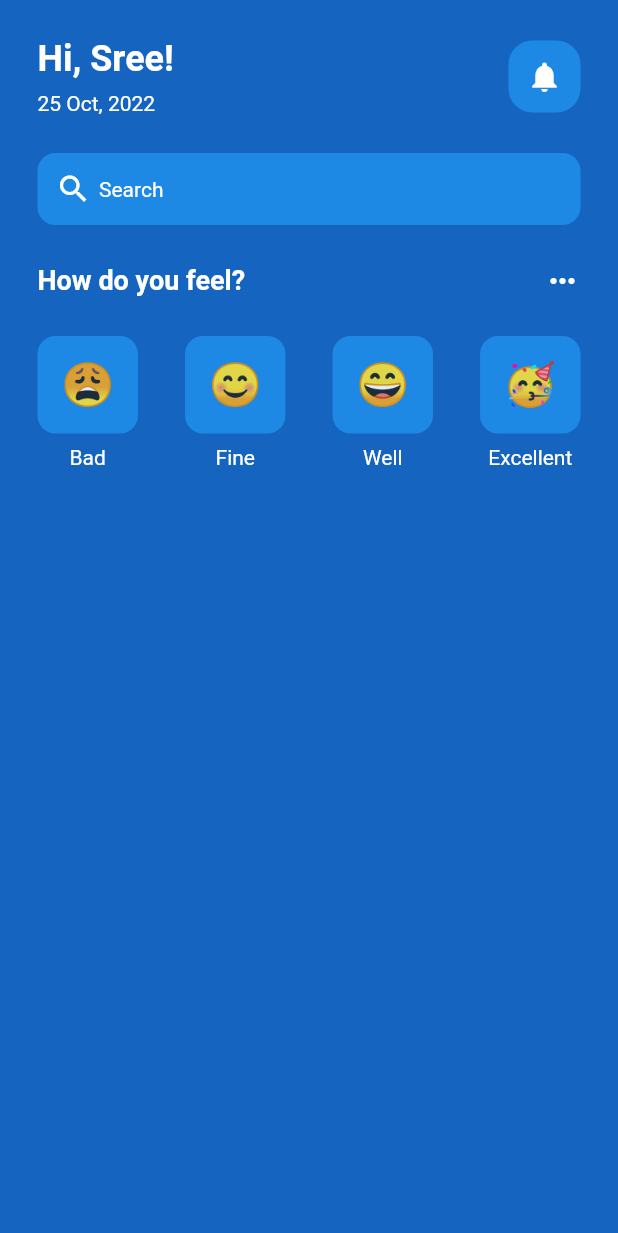
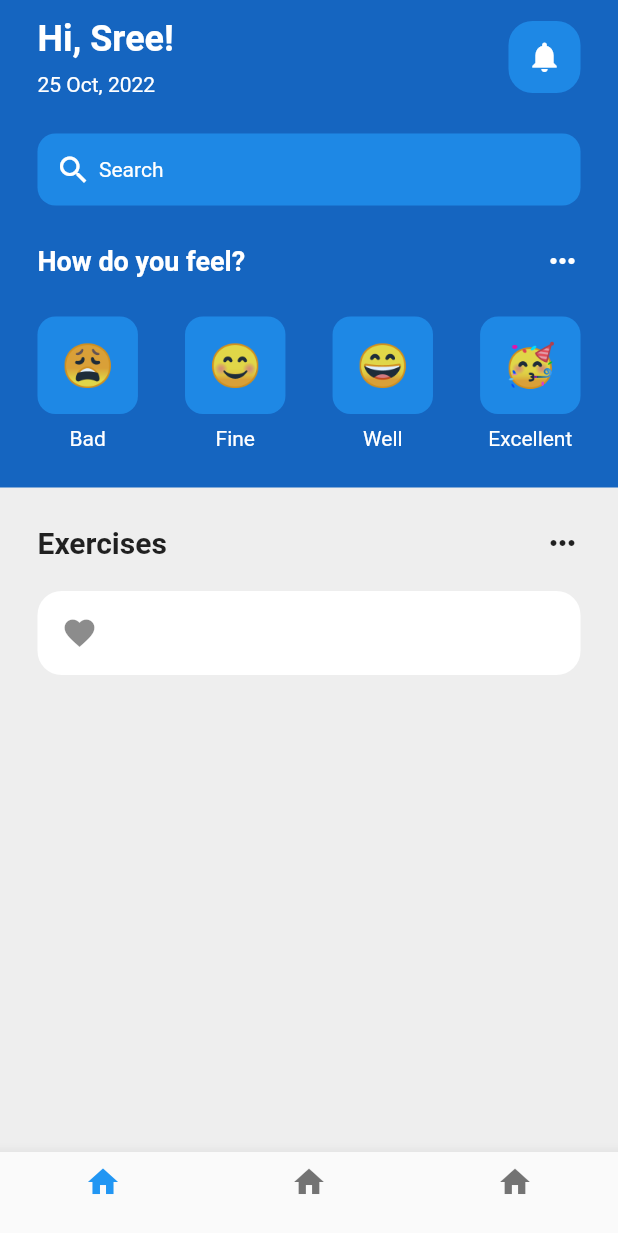
Before and after one commit to sreenath4294/flutter_app, a Flutter app: the screen it shows after launch, on a phone screen of 412 x 824 dp. Shown: the top 1233 px of the screen. Run offline on Flutter 3.47's test engine with Material 2 defaults, Android fonts, the phone set to English and light mode, and no system bars.

Commit message:
exercises part 1

```diff
--- a/lib/pages/homescreen.dart
+++ b/lib/pages/homescreen.dart
@@ -13,12 +13,20 @@ class _HomePageState extends State<HomePage> {
   Widget build(BuildContext context) {
     return Scaffold(
       backgroundColor: Colors.blue[800],
+      bottomNavigationBar: BottomNavigationBar(items: const [
+        BottomNavigationBarItem(icon: Icon(Icons.home), label: ''),
+        BottomNavigationBarItem(icon: Icon(Icons.home), label: ''),
+        BottomNavigationBarItem(icon: Icon(Icons.home), label: ''),
+      ]),
       body: SafeArea(
-        child: Padding(
-          padding: const EdgeInsets.all(25.0),
         child: Column(
           children: [
             //greetings row
+            Padding(
+              padding:
+                  const EdgeInsets.symmetric(horizontal: 25.0, vertical: 12.00),
+              child: Column(
+                children: [
                   Row(
                     mainAxisAlignment: MainAxisAlignment.spaceBetween,
                     // ignore: prefer_const_literals_to_create_immutables
@@ -176,9 +184,50 @@ class _HomePageState extends State<HomePage> {
                         ],
                       ),
                     ],
+                  ),
+                ],
+              ),
+            ),
+            const SizedBox(
+              height: 13,
+            ),
+            Expanded(
+              child: Container(
+                padding: const EdgeInsets.all(25),
+                color: Colors.grey[200],
+                child: Center(
+                  child: Column(
+                    children: [
+                      Row(
+                        mainAxisAlignment: MainAxisAlignment.spaceBetween,
+                        children: const [
+                          Text(
+                            "Exercises",
+                            style: TextStyle(
+                              fontSize: 20,
+                              fontWeight: FontWeight.bold,
+                            ),
+                          ),
+                          Icon(Icons.more_horiz)
+                        ],
+                      ),
+                      const SizedBox(
+                        height: 20,
+                      ),
+                      Container(
+                        decoration: BoxDecoration(
+                            color: Colors.white,
+                            borderRadius: BorderRadius.circular(16)),
+                        child: const ListTile(
+                          leading: Icon(Icons.favorite),
+                        ),
+                      ),
+                    ],
+                  ),
+                ),
+              ),
             )
           ],
-          ),
         ),
       ),
     );
```
Lines whose indentation alone changed are shown as unchanged.
